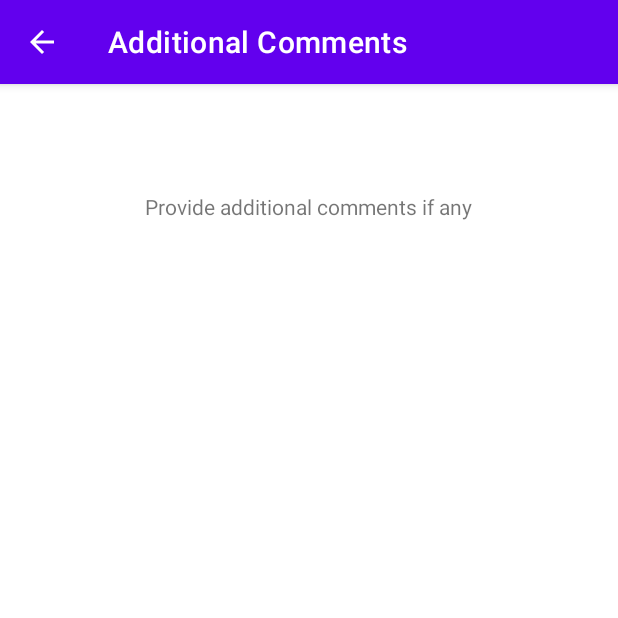
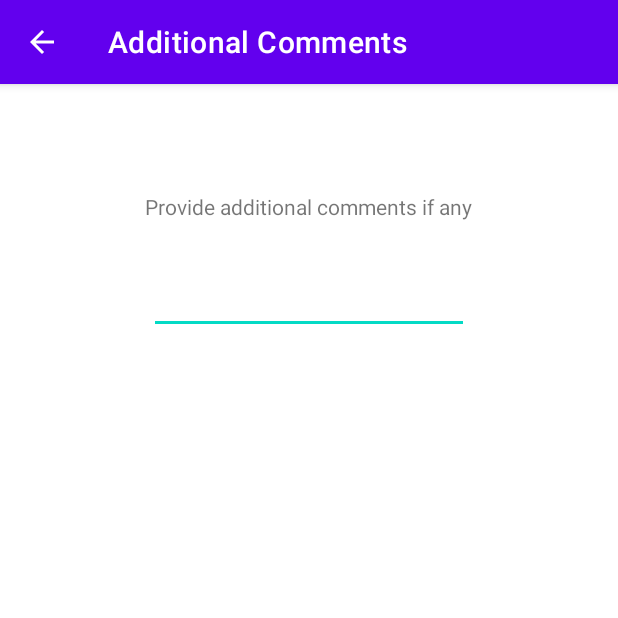
Before and after one commit to MihaiSirbu/Geophysics_Lair, an Android app: the ForajActivity05 screen opened directly, with no data from a screen before it, after a tap on "NEXT", on a phone screen of 412 x 824 dp, the top half of it. Run offline under Robolectric (Android 15) with nearby library versions, the phone set to English and light mode, and no system bars; 2 statements that could not run were skipped.

Commit message:
Added Data transfer between Activities. Re-modeled database and helper function. Must fix tomorrow.

```diff
--- a/app/src/main/java/com/example/MishuProject/AddShot02.java
+++ b/app/src/main/java/com/example/MishuProject/AddShot02.java
@@ -159,6 +159,8 @@ public class AddShot02 extends AppCompatActivity {
             public void onClick(View v) {
                 Intent intent2page = new Intent(AddShot02.this,TerenActivity03.class);
                 intent2page.putExtra("timeStartKEY",projectStartTime);
+                intent2page.putExtra("Operator",operator);
+                intent2page.putExtra("Profile",projectNumber);
                 startActivity(intent2page);
             }
         });
--- a/app/src/main/java/com/example/MishuProject/DatabaseContract.java
+++ b/app/src/main/java/com/example/MishuProject/DatabaseContract.java
@@ -45,6 +45,8 @@ public final class DatabaseContract {
 
         // ZGOMOT
         public static final String COLUMN_VANT="vant";
+        public static final String COLUMN_VANT_LOW="vantLow";
+        public static final String COLUMN_VANT_HIGH="vantHigh";
         public static final String COLUMN_TRAFIC="trafic";
         public static final String COLUMN_ALT_ZGOMOT="altZgomot";
         public static final String COLUMN_ALT_ZGOMOT_DISTANCE="altZgomotDistance";
--- a/app/src/main/java/com/example/MishuProject/ForajActivity05.java
+++ b/app/src/main/java/com/example/MishuProject/ForajActivity05.java
@@ -12,8 +12,11 @@ import android.widget.CheckBox;
 import com.google.android.material.textfield.TextInputLayout;
 
 public class ForajActivity05 extends AppCompatActivity {
+    //taken from activity 2
+    private String operator;
+    private String profile;
+    private String projectStartTime;
     // taken from activity 3
-    private String projectStartTime;
     private String[] terenData;
 
     // Activity 4 zgomot specific
@@ -54,6 +57,8 @@ public class ForajActivity05 extends AppCompatActivity {
         Bundle extras = getIntent().getExtras();
         if (extras != null) {
             projectStartTime = extras.getString("timeStartKEY");
+            operator = extras.getString("Operator");
+            profile = extras.getString("Profile");
             terenData = extras.getStringArray("terenData");
             zgomotData = extras.getStringArray("zgomotData");
         }
@@ -131,6 +136,8 @@ public class ForajActivity05 extends AppCompatActivity {
         }
 
         intent.putExtra("timeStartKEY",projectStartTime);
+        intent.putExtra("Operator",operator);
+        intent.putExtra("Profile",profile);
         intent.putExtra("terenData", terenData);
         intent.putExtra("zgomotData", zgomotData);
 
--- a/app/src/main/java/com/example/MishuProject/OtherCommentsActivity06.java
+++ b/app/src/main/java/com/example/MishuProject/OtherCommentsActivity06.java
@@ -7,10 +7,16 @@ import android.content.Intent;
 import android.os.Bundle;
 import android.view.View;
 import android.widget.Button;
+import android.widget.EditText;
+
+import java.util.ArrayList;
 
 public class OtherCommentsActivity06 extends AppCompatActivity {
+    //taken from activity 2
+    private String operator;
+    private String profile;
+    private String projectStartTime;
     // taken from activity 3
-    private String projectStartTime;
     private String[] terenData;
 
     // Activity 4 zgomot specific
@@ -24,6 +30,11 @@ public class OtherCommentsActivity06 extends AppCompatActivity {
     private String localizat;
     private String pichet;
     private String distance;
+    private String additionalComments;
+
+    private EditText additionalCommentEditText;
+
+    private ArrayList<String> All_Collected_Data = new ArrayList<String>();
 
     @Override
     protected void onCreate(Bundle savedInstanceState) {
@@ -42,6 +53,8 @@ public class OtherCommentsActivity06 extends AppCompatActivity {
         Bundle extras = getIntent().getExtras();
         if (extras != null) {
             projectStartTime = extras.getString("timeStartKEY");
+            operator = extras.getString("Operator");
+            profile = extras.getString("Profile");
             terenData = extras.getStringArray("terenData");
             zgomotData = extras.getStringArray("zgomotData");
             localizat = extras.getString("localizat");
@@ -49,7 +62,28 @@ public class OtherCommentsActivity06 extends AppCompatActivity {
                 pichet = extras.getString("pichet");
                 distance = extras.getString("distance");
             }
+            else{
+                pichet = "NONE";
+                distance="NONE";
+            }
         }
+
+        // getting additional comments
+        additionalCommentEditText = findViewById(R.id.additionalCommentsEditTextView);
+
+        All_Collected_Data.add(operator);
+        All_Collected_Data.add(profile);
+        All_Collected_Data.add(projectStartTime);
+        for(int i=0;i< terenData.length;i++){
+            All_Collected_Data.add(terenData[i]);
+        }
+        for(int j=0;j< zgomotData.length;j++){
+            All_Collected_Data.add(zgomotData[j]);
+        }
+        All_Collected_Data.add(localizat);
+        All_Collected_Data.add(pichet);
+        All_Collected_Data.add(distance);
+
 
 
 
@@ -73,6 +107,19 @@ public class OtherCommentsActivity06 extends AppCompatActivity {
     // next activity opener
     public void openNextActivity(){
         Intent intent = new Intent(OtherCommentsActivity06.this, MainActivity01.class);
+        // finished !
+        additionalComments = additionalCommentEditText.getText().toString().trim();
+        All_Collected_Data.add(additionalComments);
+        addFormsToDb(All_Collected_Data);
         startActivity(intent);
     }
+
+    public void addFormsToDb(ArrayList<String> allFormData){
+        DatabaseHelper db = new DatabaseHelper(OtherCommentsActivity06.this);
+        for(int i=0; i<allFormData.size(); i++){
+            db.addForms(i,allFormData.get(i));
+        }
+
+
+    }
 }
--- a/app/src/main/res/layout/activity_other_comments06.xml
+++ b/app/src/main/res/layout/activity_other_comments06.xml
@@ -30,4 +30,16 @@
         app:layout_constraintHorizontal_bias="0.498"
         app:layout_constraintStart_toStartOf="parent" />
 
+    <EditText
+        android:id="@+id/additionalCommentsEditTextView"
+        android:layout_width="wrap_content"
+        android:layout_height="wrap_content"
+        android:layout_marginTop="30dp"
+        android:ems="10"
+        android:gravity="start|top"
+        android:inputType="textMultiLine"
+        app:layout_constraintEnd_toEndOf="parent"
+        app:layout_constraintStart_toStartOf="parent"
+        app:layout_constraintTop_toBottomOf="@+id/PageTerenDescription" />
+
 </androidx.constraintlayout.widget.ConstraintLayout>
```
Also changed, not shown: app/src/main/java/com/example/MishuProject/DatabaseHelper.java (+80 -27 lines), app/src/main/java/com/example/MishuProject/TerenActivity03.java (+9 -2 lines), app/src/main/java/com/example/MishuProject/ZgomotActivity04.java (+9 -1 lines), app/src/main/res/layout/activity_main01.xml (+6 -3 lines).
